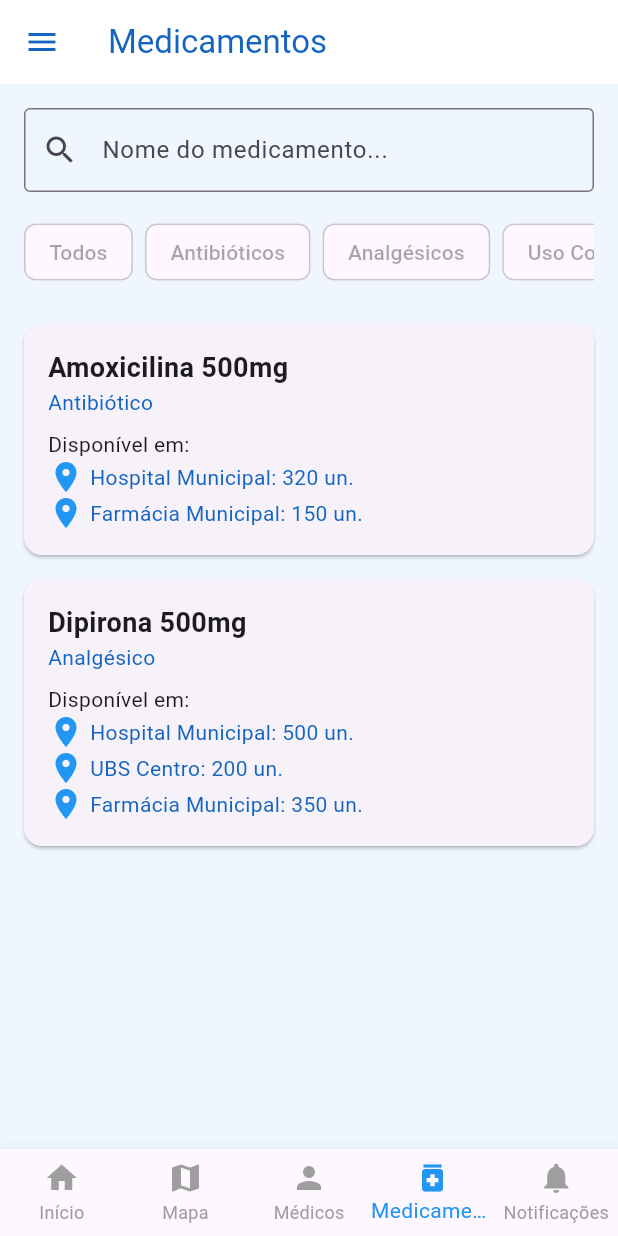
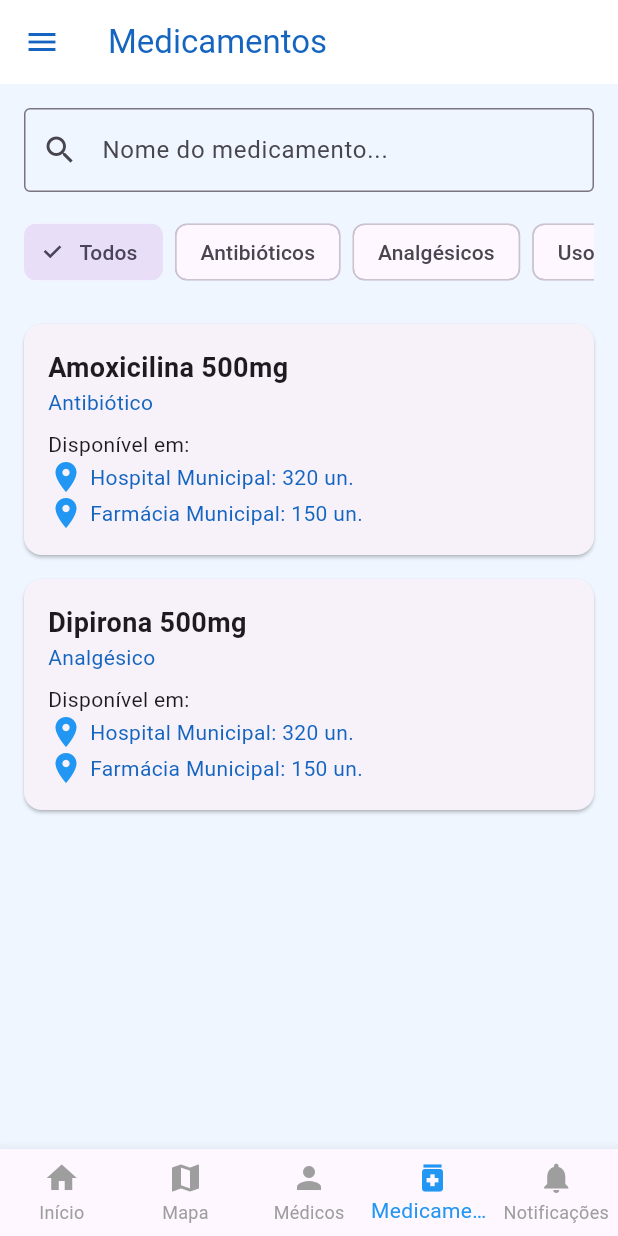
Before and after one commit to ElissonRochaa/MOBILE-25.1-BitHealth, a Flutter app: the MedicamentosPage screen opened by its route, on a phone screen of 412 x 824 dp. Run offline on Flutter 3.47's test engine with Material 3 defaults, Android fonts, the light colour scheme and no system bars; our stand-ins replace mask_text_input_formatter.

Commit message:
dix: corrigido erro de navegacao, que criava uma pagina sobre a anterior, formando uma pilha de chamadas

```diff
--- a/lib/pages/home_page.dart
+++ b/lib/pages/home_page.dart
@@ -1,7 +1,6 @@
 import 'package:flutter/material.dart';
 import '../components/action_button_grid.dart';
 import '../components/bottom_nav_bar.dart';
-import 'login_page.dart';
 
 class HomePage extends StatelessWidget {
   const HomePage({super.key});
@@ -40,9 +39,10 @@ class HomePage extends StatelessWidget {
               width: double.infinity,
               child: ElevatedButton(
                 onPressed: () {
-                  Navigator.push(
+                  Navigator.pushNamedAndRemoveUntil(
                     context,
-                    MaterialPageRoute(builder: (context) => const LoginScreen()),
+                    '/login',
+                    (route) => false,
                   );
                 },
                 child: const Text("Entrar"),
--- a/lib/pages/medicamento_page.dart
+++ b/lib/pages/medicamento_page.dart
@@ -1,11 +1,32 @@
 import 'package:bithealth_front_end/components/bottom_nav_bar.dart';
 import 'package:flutter/material.dart';
 
-class MedicamentosPage extends StatelessWidget {
+class MedicamentosPage extends StatefulWidget {
   const MedicamentosPage({super.key});
 
   @override
+  // ignore: library_private_types_in_public_api
+  _MedicamentosPageState createState() => _MedicamentosPageState();
+}
+
+class _MedicamentosPageState extends State<MedicamentosPage> {
+  String searchQuery = '';
+  String selectedFilter = 'Todos';
+
+  // Exemplo de lista de medicamentos
+  List<Map<String, String>> medicamentos = [
+    {'nome': 'Amoxicilina 500mg', 'tipo': 'Antibiótico'},
+    {'nome': 'Dipirona 500mg', 'tipo': 'Analgésico'},
+    // Adicione outros medicamentos aqui
+  ];
+
+  @override
   Widget build(BuildContext context) {
+    var filteredMedicamentos = medicamentos.where((med) {
+      return (selectedFilter == 'Todos' || med['tipo'] == selectedFilter) &&
+          (searchQuery.isEmpty || med['nome']!.toLowerCase().contains(searchQuery.toLowerCase()));
+    }).toList();
+
     return Scaffold(
       appBar: AppBar(
         title: const Text("Medicamentos"),
@@ -24,6 +45,11 @@ class MedicamentosPage extends StatelessWidget {
           children: [
             const SizedBox(height: 16),
             TextField(
+              onChanged: (query) {
+                setState(() {
+                  searchQuery = query;
+                });
+              },
               decoration: InputDecoration(
                 hintText: 'Nome do medicamento...',
                 prefixIcon: Icon(Icons.search),
@@ -37,39 +63,62 @@ class MedicamentosPage extends StatelessWidget {
             SingleChildScrollView(
               scrollDirection: Axis.horizontal,
               child: Row(
-                children: const [
-                  FilterChip(label: Text('Todos'), onSelected: null),
+                children: [
+                  FilterChip(
+                    label: Text('Todos'),
+                    selected: selectedFilter == 'Todos',
+                    onSelected: (bool value) {
+                      setState(() {
+                        selectedFilter = 'Todos';
+                      });
+                    },
+                  ),
                   SizedBox(width: 8),
-                  FilterChip(label: Text('Antibióticos'), onSelected: null),
+                  FilterChip(
+                    label: Text('Antibióticos'),
+                    selected: selectedFilter == 'Antibióticos',
+                    onSelected: (bool value) {
+                      setState(() {
+                        selectedFilter = 'Antibióticos';
+                      });
+                    },
+                  ),
                   SizedBox(width: 8),
-                  FilterChip(label: Text('Analgésicos'), onSelected: null),
+                  FilterChip(
+                    label: Text('Analgésicos'),
+                    selected: selectedFilter == 'Analgésicos',
+                    onSelected: (bool value) {
+                      setState(() {
+                        selectedFilter = 'Analgésicos';
+                      });
+                    },
+                  ),
                   SizedBox(width: 8),
-                  FilterChip(label: Text('Uso Contínuo'), onSelected: null),
+                  FilterChip(
+                    label: Text('Uso Contínuo'),
+                    selected: selectedFilter == 'Uso Contínuo',
+                    onSelected: (bool value) {
+                      setState(() {
+                        selectedFilter = 'Uso Contínuo';
+                      });
+                    },
+                  ),
                 ],
               ),
             ),
             const SizedBox(height: 24),
             Expanded(
               child: ListView(
-                children: [
-                  _MedicamentoCard(
-                    nome: 'Amoxicilina 500mg',
-                    tipo: 'Antibiótico',
+                children: filteredMedicamentos.map((medicamento) {
+                  return _MedicamentoCard(
+                    nome: medicamento['nome']!,
+                    tipo: medicamento['tipo']!,
                     disponivel: {
                       'Hospital Municipal': 320,
                       'Farmácia Municipal': 150,
                     },
-                  ),
-                  _MedicamentoCard(
-                    nome: 'Dipirona 500mg',
-                    tipo: 'Analgésico',
-                    disponivel: {
-                      'Hospital Municipal': 500,
-                      'UBS Centro': 200,
-                      'Farmácia Municipal': 350,
-                    },
-                  ),
-                ],
+                  );
+                }).toList(),
               ),
             ),
           ],
```
Also changed, not shown: lib/components/bottom_nav_bar.dart (+7 -7 lines), lib/pages/cadastro_page.dart (+3 -5 lines), lib/pages/login_page.dart (+17 -7 lines).
